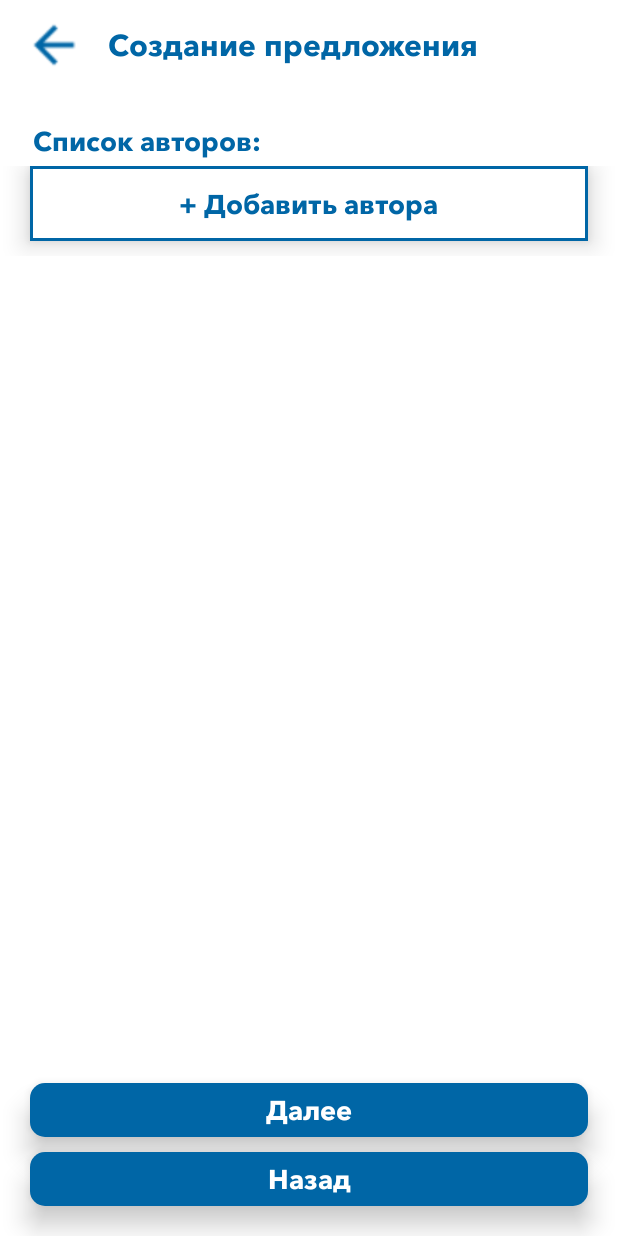
After one commit to gramorEticon/ROSSETI, an Android app: the fragment CreateOrderAuthorFragment shown on its own in the app's theme, on a phone screen of 412 x 824 dp. The commit adds this screen. Run offline under Robolectric (Android 15) with nearby library versions, the phone set to English and light mode, and no system bars; network calls fail.

Commit message:
Отрисованы страницы авторов и антиплагиата

```diff
--- /dev/null
+++ b/app/src/main/java/com/eticon/rosseti/OrderFragments/CreateOrderAuthorFragment.kt
@@ -0,0 +1,58 @@
+package com.eticon.rosseti.OrderFragments
+
+import android.os.Bundle
+import androidx.fragment.app.Fragment
+import android.view.LayoutInflater
+import android.view.View
+import android.view.ViewGroup
+import com.eticon.rosseti.R
+
+// TODO: Rename parameter arguments, choose names that match
+// the fragment initialization parameters, e.g. ARG_ITEM_NUMBER
+private const val ARG_PARAM1 = "param1"
+private const val ARG_PARAM2 = "param2"
+
+/**
+ * A simple [Fragment] subclass.
+ * Use the [CreateOrderAuthorFragment.newInstance] factory method to
+ * create an instance of this fragment.
+ */
+class CreateOrderAuthorFragment : Fragment() {
+    // TODO: Rename and change types of parameters
+    private var param1: String? = null
+    private var param2: String? = null
+
+    override fun onCreate(savedInstanceState: Bundle?) {
+        super.onCreate(savedInstanceState)
+        arguments?.let {
+            param1 = it.getString(ARG_PARAM1)
+            param2 = it.getString(ARG_PARAM2)
+        }
+    }
+
+    override fun onCreateView(inflater: LayoutInflater, container: ViewGroup?,
+                              savedInstanceState: Bundle?): View? {
+        // Inflate the layout for this fragment
+        return inflater.inflate(R.layout.fragment_create_order_author, container, false)
+    }
+
+    companion object {
+        /**
+         * Use this factory method to create a new instance of
+         * this fragment using the provided parameters.
+         *
+         * @param param1 Parameter 1.
+         * @param param2 Parameter 2.
+         * @return A new instance of fragment CreateOrderAuthorFragment.
+         */
+        // TODO: Rename and change types and number of parameters
+        @JvmStatic
+        fun newInstance(param1: String, param2: String) =
+                CreateOrderAuthorFragment().apply {
+                    arguments = Bundle().apply {
+                        putString(ARG_PARAM1, param1)
+                        putString(ARG_PARAM2, param2)
+                    }
+                }
+    }
+}
--- /dev/null
+++ b/app/src/main/res/drawable/bg_border_squer.xml
@@ -0,0 +1,9 @@
+<?xml version="1.0" encoding="utf-8"?>
+<selector xmlns:android="http://schemas.android.com/apk/res/android">
+    <item>
+        <shape android:shape="rectangle">
+            <solid android:color="#FFF"/>
+            <stroke android:width="2dp" android:color="#0066A6"/>
+        </shape>
+    </item>
+</selector>
--- /dev/null
+++ b/app/src/main/res/layout/fragment_create_order_author.xml
@@ -0,0 +1,156 @@
+<?xml version="1.0" encoding="utf-8"?>
+<androidx.constraintlayout.widget.ConstraintLayout
+    xmlns:android="http://schemas.android.com/apk/res/android"
+    xmlns:tools="http://schemas.android.com/tools"
+    xmlns:app="http://schemas.android.com/apk/res-auto"
+    android:layout_width="match_parent"
+    android:layout_height="match_parent"
+    android:background="@color/white"
+    tools:context=".OrderFragments.CreateOrderAuthorFragment">
+
+    <ImageView
+        android:id="@+id/back_btn"
+        android:layout_width="40dp"
+        android:layout_height="40dp"
+        app:layout_constraintTop_toTopOf="parent"
+        app:layout_constraintStart_toStartOf="parent"
+        android:src="@drawable/ic_arrow_back"
+        android:layout_marginStart="16dp"
+        android:layout_marginTop="10dp"/>
+
+    <TextView
+        android:id="@+id/label"
+        android:layout_width="wrap_content"
+        android:layout_height="wrap_content"
+        android:text="Создание предложения"
+        style="@style/text_blue_bold"
+        android:textSize="20dp"
+        app:layout_constraintTop_toTopOf="@id/back_btn"
+        app:layout_constraintBottom_toBottomOf="@id/back_btn"
+        app:layout_constraintStart_toEndOf="@id/back_btn"
+        android:layout_marginStart="16dp"
+        />
+
+    <TextView
+        android:id="@+id/label_author"
+        android:layout_width="wrap_content"
+        android:layout_height="wrap_content"
+        android:text="Список авторов:"
+        style="@style/text_blue_bold"
+        android:textSize="18dp"
+        app:layout_constraintTop_toBottomOf="@id/label"
+        app:layout_constraintStart_toStartOf="parent"
+        android:layout_marginStart="22dp"
+        android:layout_marginTop="40dp"
+        />
+
+
+    <ScrollView
+        android:scrollbars="none"
+        android:layout_width="match_parent"
+        android:layout_height="0dp"
+        app:layout_constraintTop_toBottomOf="@id/label_author"
+        app:layout_constraintStart_toStartOf="parent"
+        app:layout_constraintEnd_toEndOf="parent"
+        app:layout_constraintBottom_toTopOf="@id/next"
+        android:layout_marginTop="5dp"
+        android:layout_marginBottom="5dp">
+
+        <LinearLayout
+            android:layout_width="match_parent"
+            android:layout_height="wrap_content"
+            android:orientation="vertical">
+
+            <androidx.recyclerview.widget.RecyclerView
+                android:id="@+id/recycler_author"
+                android:layout_width="match_parent"
+                android:layout_height="wrap_content"/>
+
+            <androidx.constraintlayout.widget.ConstraintLayout
+                android:id="@+id/add_author"
+                android:layout_width="match_parent"
+                android:layout_height="50dp"
+                app:layout_constraintBottom_toTopOf="@id/down"
+                android:layout_marginStart="20dp"
+                android:layout_marginEnd="20dp"
+                android:layout_marginBottom="10dp"
+                android:background="@drawable/bg_border_squer"
+                app:layout_constraintStart_toStartOf="parent"
+                app:layout_constraintEnd_toEndOf="parent"
+                android:elevation="10dp">
+
+                <TextView
+                    android:layout_width="wrap_content"
+                    android:layout_height="wrap_content"
+                    app:layout_constraintTop_toTopOf="parent"
+                    app:layout_constraintStart_toStartOf="parent"
+                    app:layout_constraintBottom_toBottomOf="parent"
+                    app:layout_constraintEnd_toEndOf="parent"
+                    style="@style/text_blue_bold"
+                    android:text="+ Добавить автора"
+                    android:textSize="18dp"/>
+
+
+            </androidx.constraintlayout.widget.ConstraintLayout>
+
+
+
+        </LinearLayout>
+    </ScrollView>
+
+    <androidx.constraintlayout.widget.ConstraintLayout
+        android:id="@+id/next"
+        android:layout_width="match_parent"
+        android:layout_height="36dp"
+        app:layout_constraintBottom_toTopOf="@id/down"
+        android:layout_marginStart="20dp"
+        android:layout_marginEnd="20dp"
+        android:layout_marginBottom="10dp"
+        android:background="@drawable/bg_blue"
+        app:layout_constraintStart_toStartOf="parent"
+        app:layout_constraintEnd_toEndOf="parent"
+        android:elevation="10dp">
+
+        <TextView
+            android:layout_width="wrap_content"
+            android:layout_height="wrap_content"
+            app:layout_constraintTop_toTopOf="parent"
+            app:layout_constraintStart_toStartOf="parent"
+            app:layout_constraintBottom_toBottomOf="parent"
+            app:layout_constraintEnd_toEndOf="parent"
+            style="@style/text_white_bold"
+            android:text="Далее"
+            android:textSize="18dp"/>
+
+
+    </androidx.constraintlayout.widget.ConstraintLayout>
+
+    <androidx.constraintlayout.widget.ConstraintLayout
+        android:id="@+id/down"
+        android:layout_width="match_parent"
+        android:layout_height="36dp"
+        app:layout_constraintBottom_toBottomOf="parent"
+        android:layout_marginStart="20dp"
+        android:layout_marginEnd="20dp"
+        android:layout_marginBottom="20dp"
+        android:background="@drawable/bg_blue"
+        app:layout_constraintStart_toStartOf="parent"
+        app:layout_constraintEnd_toEndOf="parent"
+        android:elevation="10dp">
+
+        <TextView
+            android:layout_width="wrap_content"
+            android:layout_height="wrap_content"
+            app:layout_constraintTop_toTopOf="parent"
+            app:layout_constraintStart_toStartOf="parent"
+            app:layout_constraintBottom_toBottomOf="parent"
+            app:layout_constraintEnd_toEndOf="parent"
+            style="@style/text_white_bold"
+            android:text="Назад"
+            android:textSize="18dp"/>
+
+
+    </androidx.constraintlayout.widget.ConstraintLayout>
+
+
+</androidx.constraintlayout.widget.ConstraintLayout>
--- a/app/src/main/res/values/colors.xml
+++ b/app/src/main/res/values/colors.xml
@@ -8,5 +8,5 @@
     <color name="black">#FF000000</color>
     <color name="white">#FFFFFFFF</color>
     <color name="blue">#0066A6</color>
-    <color name="gray">#8F8F8F</color>
+    <color name="gray">#7E7E7E</color>
 </resources>
```
Also changed, not shown: app/src/main/java/com/eticon/rosseti/OrderFragments/CreateOrderPlagiatFragment.kt (added, +60 -0 lines), app/src/main/res/layout/element_author.xml (added, +28 -0 lines), app/src/main/res/layout/fragment_create_order_desription.xml (+18 -1 lines), app/src/main/res/layout/fragment_create_order_plagiat.xml (added, +114 -0 lines), app/src/main/res/layout/fragment_create_order_start.xml (+18 -0 lines).
